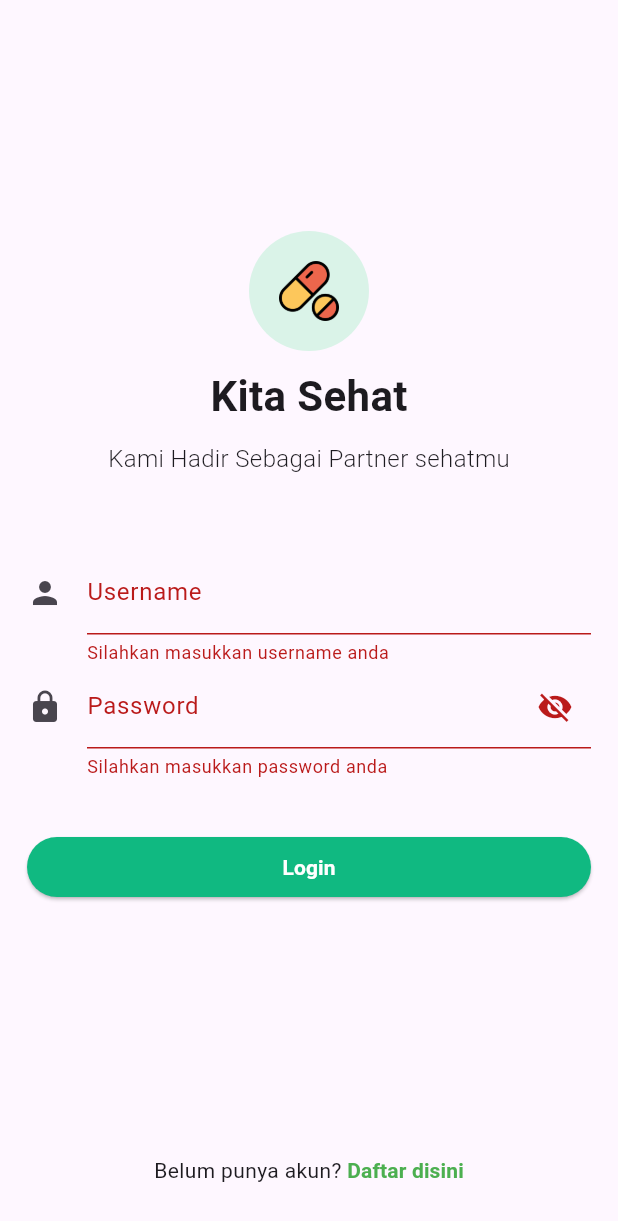
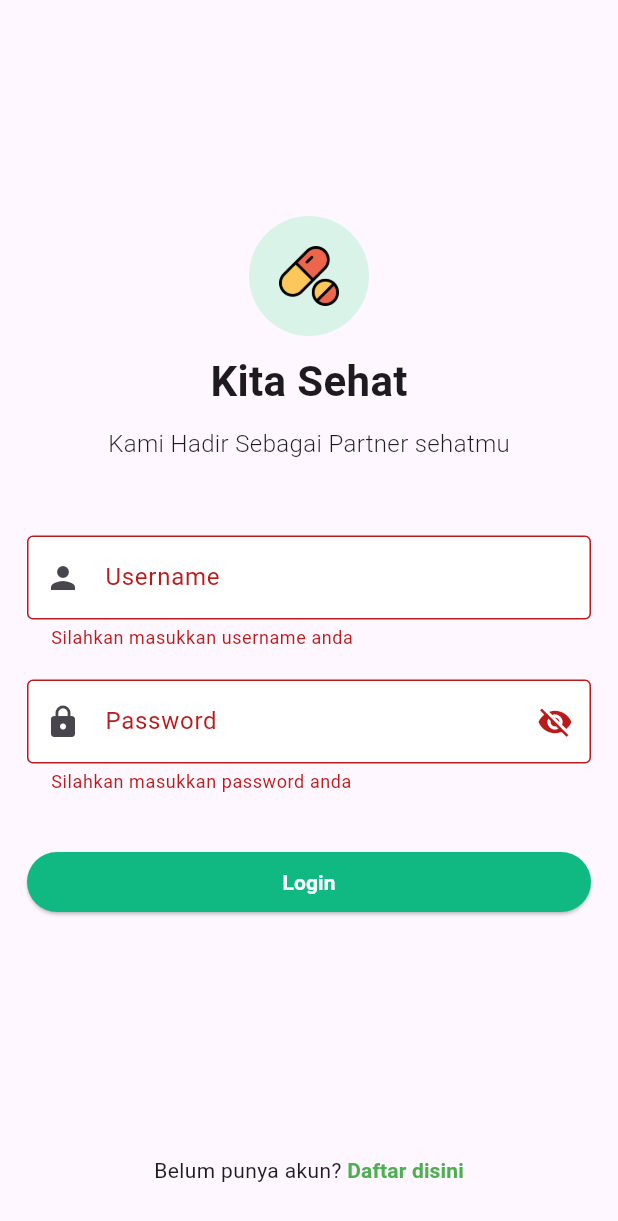
Before and after one commit to RagilCahyadi/utspam_d_if5b_0034, a Flutter app: the screen it shows after launch, after a tap on "Login", on a phone screen of 412 x 824 dp. Shown: the top 1221 px of the screen. Run offline on Flutter 3.47's test engine with Material 3 defaults, Android fonts, the phone set to English and light mode, and no system bars.

```diff
--- a/lib/presentation/login_page.dart
+++ b/lib/presentation/login_page.dart
@@ -69,6 +69,8 @@ class _LoginPageState extends State<LoginPage> {
                               validator: (value) {
                                 if (value!.isEmpty) {
                                   return "Silahkan masukkan username anda";
+                                } else if (value.length < 4) {
+                                  return "Username harus berisi minimal 4 karakter";
                                 }
                                 return null;
                               },
@@ -76,9 +78,13 @@ class _LoginPageState extends State<LoginPage> {
                               decoration: InputDecoration(
                                 labelText: "Username",
                                 hintText: "Masukkan username anda",
-                                icon: Icon(Icons.person),
+                                border: OutlineInputBorder(),
+                                filled: true,
+                                fillColor: Colors.white,
+                                prefixIcon: Icon(Icons.person),
                               ),
                             ),
+                            SizedBox(height: 20),
                             TextFormField(
                               controller: _passwordController,
                               autovalidateMode:
@@ -96,7 +102,10 @@ class _LoginPageState extends State<LoginPage> {
                               decoration: InputDecoration(
                                 labelText: "Password",
                                 hintText: "Masukkan password anda",
-                                icon: Icon(Icons.lock),
+                                border: OutlineInputBorder(),
+                                filled: true,
+                                fillColor: Colors.white,
+                                prefixIcon: Icon(Icons.lock),
                                 suffixIcon: IconButton(
                                   icon: Icon(
                                     isObscure
```
Also changed, not shown: lib/presentation/register_page.dart (+8 -2 lines).
